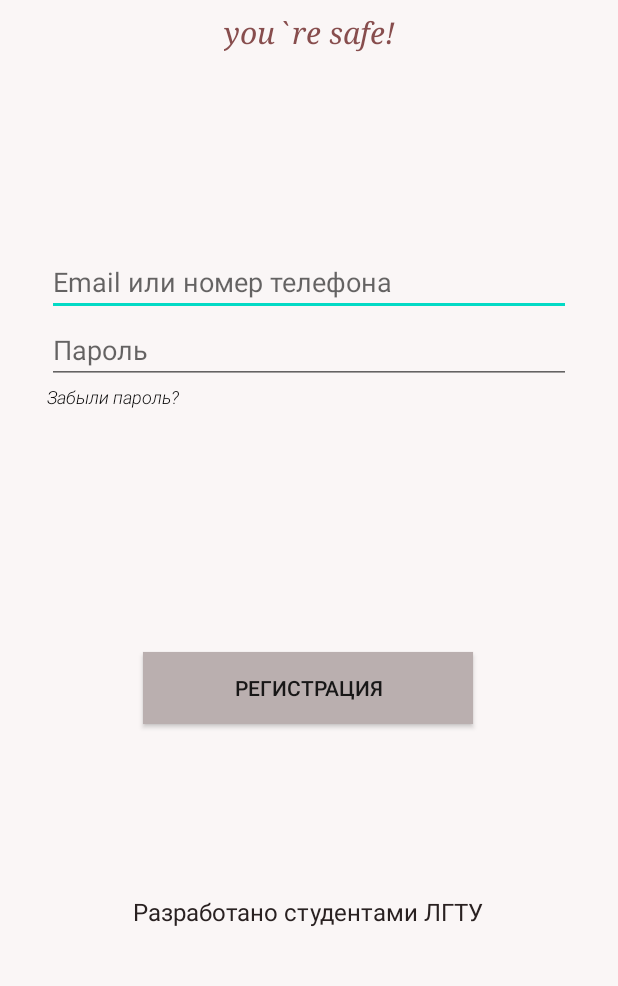
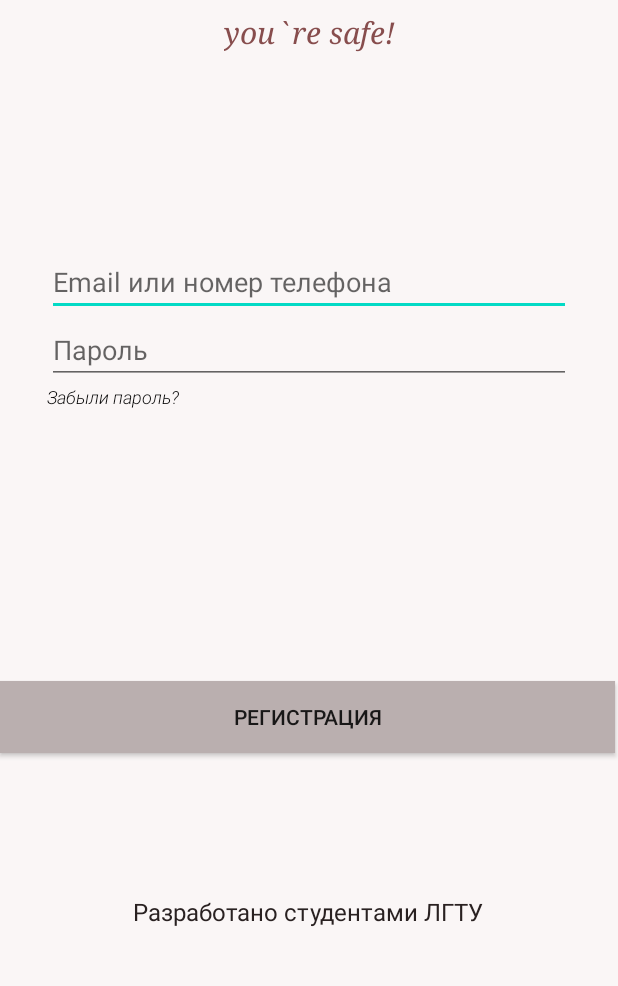
Before and after one commit to guyfox2001/securitasClient, an Android app: the screen it shows after launch (MainActivity), on a phone screen of 412 x 824 dp, the part 248-1234 px from its top. Run offline under Robolectric (Android 15) with nearby library versions, the phone set to English and light mode, and no system bars.

Commit message:
MainScreen

```diff
--- a/app/src/main/java/com/securitas/securitasclient/MainActivity.kt
+++ b/app/src/main/java/com/securitas/securitasclient/MainActivity.kt
@@ -15,7 +15,7 @@ class MainActivity : AppCompatActivity() {
 
     fun registration(view: View){
         //создание нового активити (окно регистрации)
-        val registration = Intent(this,RegistrationActivity::class.java)
+        val registration = Intent(this, RegistrationActivity::class.java)
         //старт нового активити
         startActivity(registration)}
 
--- a/app/src/main/res/layout/activity_main.xml
+++ b/app/src/main/res/layout/activity_main.xml
@@ -76,7 +76,7 @@
 
     <Button
         android:id="@+id/registrationButton"
-        android:layout_width="220dp"
+        android:layout_width="410dp"
         android:layout_height="wrap_content"
         android:layout_marginTop="44dp"
         android:background="@color/registColor"
@@ -84,10 +84,10 @@
         android:text="Регистрация"
         app:layout_constraintBottom_toTopOf="@+id/textView2"
         app:layout_constraintEnd_toEndOf="parent"
-        app:layout_constraintHorizontal_bias="0.497"
+        app:layout_constraintHorizontal_bias="0.0"
         app:layout_constraintStart_toStartOf="parent"
         app:layout_constraintTop_toBottomOf="@+id/linearLayout"
-        app:layout_constraintVertical_bias="0.508" />
+        app:layout_constraintVertical_bias="0.593" />
 
     <TextView
         android:id="@+id/textView2"
--- /dev/null
+++ b/app/src/main/res/layout/activity_registration.xml
@@ -0,0 +1,6 @@
+<?xml version="1.0" encoding="utf-8"?>
+<androidx.constraintlayout.widget.ConstraintLayout
+    xmlns:android="http://schemas.android.com/apk/res/android" android:layout_width="match_parent"
+    android:layout_height="match_parent">
+
+</androidx.constraintlayout.widget.ConstraintLayout>
```
